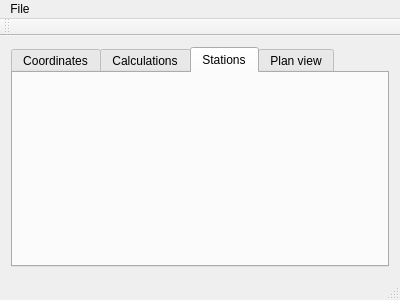
The window that mainwindow.ui (acraig5075/survey-calcs) describes before a commit, drawn with Qt 5.
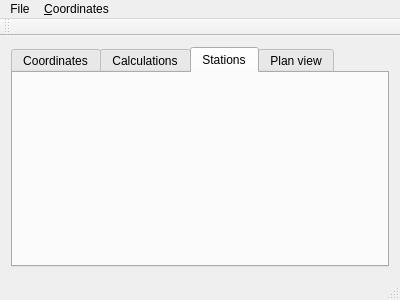
The same window after the commit.

Commit message: made a start on coordinate classification functionality.

```diff
--- a/mainwindow.ui
+++ b/mainwindow.ui
@@ -80,9 +80,17 @@
     <addaction name="actionOpen"/>
     <addaction name="actionClose"/>
     <addaction name="separator"/>
-    <addaction name="actionExit"/>
+    <addaction name="actionFileExit"/>
+   </widget>
+   <widget class="QMenu" name="menu_Coordinates">
+    <property name="title">
+     <string>&amp;Coordinates</string>
+    </property>
+    <addaction name="actionCoordClass"/>
+    <addaction name="actionCoordDescr"/>
    </widget>
    <addaction name="menuOpen"/>
+   <addaction name="menu_Coordinates"/>
   </widget>
   <widget class="QToolBar" name="mainToolBar">
    <attribute name="toolBarArea">
```
Left out of the diff: 20 changed lines with no effect on the pictures. The commit also changes 9 other files.
